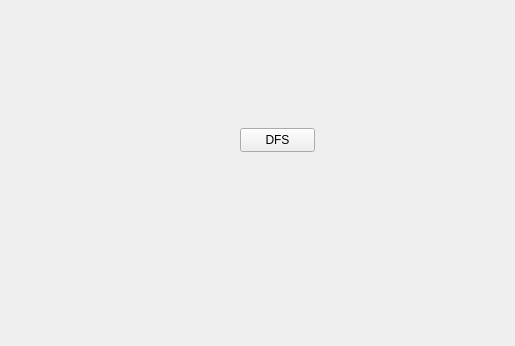
gbeck139/AlgoWiz, file AlgoWiz/mainwindow.ui: the form before one commit; both pictures show x 0 to 515 and y 492 to 838 of the 1075 by 838 pixel window.
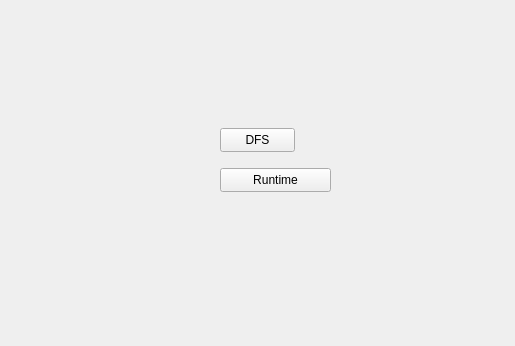
The form after the commit.

Commit message: Refactored button and window connections and added Runtime Window

What changed in the file:
```diff
--- a/AlgoWiz/mainwindow.ui
+++ b/AlgoWiz/mainwindow.ui
@@ -65,7 +65,7 @@
    <widget class="QPushButton" name="dfsWindowButton">
     <property name="geometry">
      <rect>
-      <x>240</x>
+      <x>220</x>
       <y>620</y>
       <width>75</width>
       <height>24</height>
@@ -75,6 +75,19 @@
      <string>DFS</string>
     </property>
    </widget>
+   <widget class="QPushButton" name="runtimeWindowButton">
+    <property name="geometry">
+     <rect>
+      <x>220</x>
+      <y>660</y>
+      <width>111</width>
+      <height>24</height>
+     </rect>
+    </property>
+    <property name="text">
+     <string>Runtime</string>
+    </property>
+   </widget>
   </widget>
  </widget>
  <resources/>
```
The commit also changes 5 other files.
